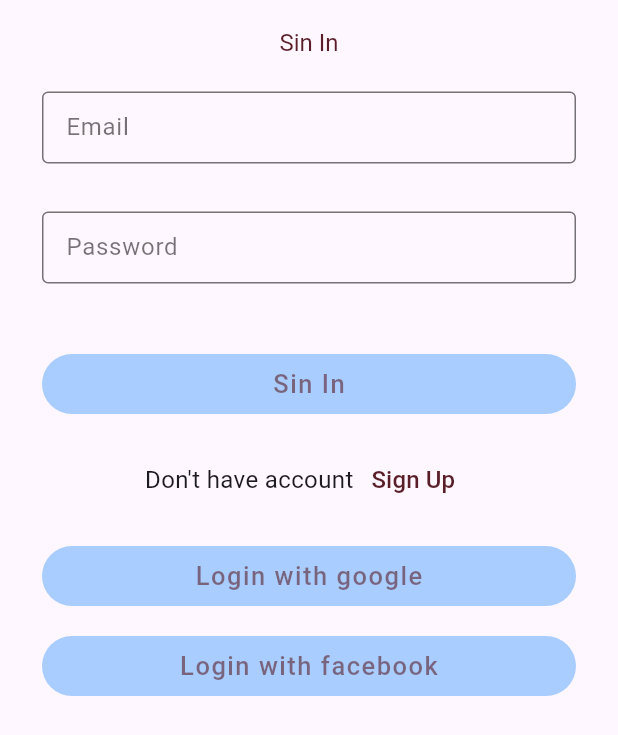
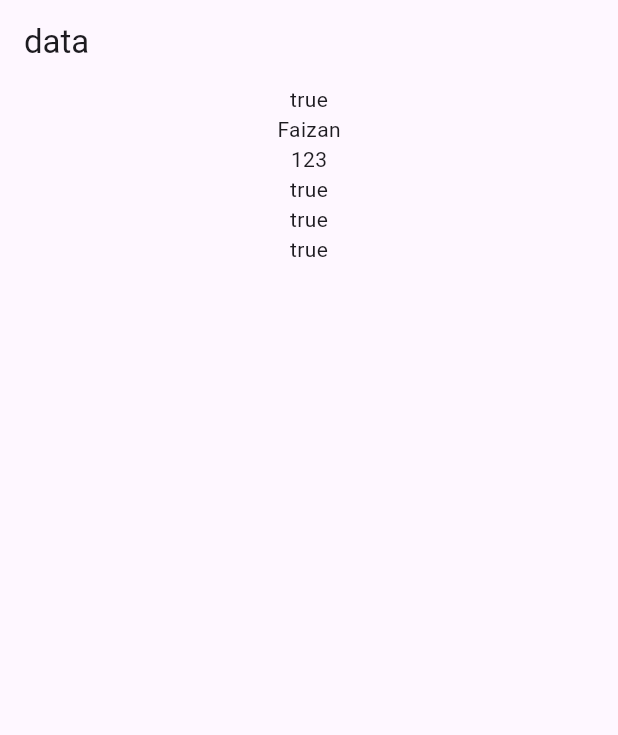
Before and after one commit to Nomankhan65/Fluttrer-Product-Management-App, a Flutter app: the screen it shows after launch, on a phone screen of 412 x 824 dp. Shown: the top 735 px of the screen. Run offline on Flutter 3.47's test engine with Material 3 defaults, Android fonts, the phone set to English and light mode, and no system bars; our stand-ins replace dio, firebase_auth, firebase_core, flutter_local_notifications, freezed_annotation, get and 4 more; missing offline and left inert: flutter_facebook_auth; accounts and stored records are empty; Roboto replaces fonts that are missing (sans).

```diff
--- /dev/null
+++ b/assets/otp.json
@@ -0,0 +1,10 @@
+{
+  "response": {
+    "status": true,
+    "data": {
+      "authResponse": {
+        "otp": 1234
+      }
+    }
+  }
+}
--- /dev/null
+++ b/lib/local_json/network/base_api_services.dart
@@ -0,0 +1,4 @@
+
+abstract class BaseApiServices{
+  Future<dynamic> getApi(String url);
+}
--- /dev/null
+++ b/lib/local_json/network/network_api_services.dart
@@ -0,0 +1,32 @@
+import 'dart:convert';
+
+import 'package:flutter/services.dart';
+import 'package:pruduct_management_app/local_json/network/base_api_services.dart';
+
+class  NetworkApiServices extends BaseApiServices {
+
+  @override
+  Future<Map<String, dynamic>> getApi(String url) async {
+    try {
+      String data = await rootBundle.loadString(url); // Ensure the file exists at the path
+      return json.decode(data) as Map<String, dynamic>;
+    } catch (error) {
+      throw Exception('Error while getting data: $error');
+    }
+  }
+
+
+}
+  // static const _jsonDir = 'assets/json/signin.json';
+  // static const _jsonExtension = '.json';
+  //
+  // Future mockApiCall(String file) async {
+  //   //final resourcePath = _jsonDir + file + _jsonExtension;
+  //   String data = await rootBundle.loadString(_jsonDir);
+  //   final jsonResult = json.decode(data);
+  //   return MainResponse.fromJson(jsonResult);
+  // }
+  //
+  // Future<dynamic> mockApiCallEmptyResponse() async {
+  //   return "";
+  // }
--- /dev/null
+++ b/lib/local_json/view_model/data_view.dart
@@ -0,0 +1,39 @@
+import 'package:flutter/cupertino.dart';
+import 'package:flutter/material.dart';
+import 'package:get/get.dart';
+import 'package:pruduct_management_app/local_json/view_model/data_view_model.dart';
+
+class DataView extends StatelessWidget {
+    DataView({super.key});
+  final data=Get.put(DataViewModel());
+  @override
+  Widget build(BuildContext context) {
+    return Scaffold(
+      appBar:AppBar(title:Text('data'),),
+      body: Obx(() {
+      if (data.isLoading.value) {
+        return CircularProgressIndicator();
+      }
+
+      return ListView.builder(
+        itemCount:data.data.value.length,
+        itemBuilder: (context, index) {
+          final data1=data.data.value[index];
+          return Column(
+            children: [
+              Text(data1.status.toString()),
+              Text(data1.data!.authResponse!.firstName.toString()),
+              Text(data1.data!.ordersResponse!.ordersList[0].customerDetail.customerId.toString()),
+              Text(data1.status.toString()),
+              Text(data1.status.toString()),
+              Text(data1.status.toString()),
+
+            ],
+          );
+        },
+      );
+    })
+    );
+
+  }
+}
--- /dev/null
+++ b/lib/local_json/view_model/data_view_model.dart
@@ -0,0 +1,35 @@
+import 'package:get/get.dart';
+import 'package:pruduct_management_app/local_json/repo/repo.dart';
+import 'package:pruduct_management_app/local_json/response/model.dart';
+
+class DataViewModel extends GetxController {
+  final _repo = Repo();
+  RxBool isLoading = false.obs;
+  final RxList<Model> data = <Model>[].obs;
+
+  @override
+  void onInit() {
+    getData();
+    super.onInit();
+  }
+
+  void getData() async {
+    try {
+      isLoading.value = true;
+      final response = await _repo.getData();
+      print('object');
+      // Ensure response is a list of Model objects
+      if (response != null) {
+        data.value = [response]; // Wrap the single Model in a list if necessary
+      } else {
+        data.value = []; // Handle null response gracefully
+      }
+    } catch (e) {
+      isLoading.value = false;
+      print('Error : ${e.toString()}');
+      Get.snackbar('Error while getting data', e.toString());
+    } finally {
+      isLoading.value = false;
+    }
+  }
+}
--- a/lib/main.dart
+++ b/lib/main.dart
@@ -7,6 +7,7 @@ import 'package:get/get_core/src/get_main.dart';
 import 'package:get/get_navigation/src/root/get_material_app.dart';
 import 'package:hive/hive.dart';
 import 'package:hive_flutter/adapters.dart';
+import 'package:pruduct_management_app/local_json/view_model/data_view.dart';
 import 'package:pruduct_management_app/model/hive_product_model.dart';
 import 'package:pruduct_management_app/view/login_screen.dart';
 import 'package:pruduct_management_app/view/product_screen.dart';
@@ -64,6 +65,6 @@ class MyApp extends StatelessWidget {
           colorScheme: ColorScheme.fromSeed(seedColor: Colors.deepPurple),
           useMaterial3: true,
         ),
-        home: user != null ? HomeScreen() : LoginScreen());
+        home: DataView());//user != null ? HomeScreen() : LoginScreen());
   }
 }
```
Also changed, not shown: assets/signin.json (added, +107 -0 lines), lib/local_json/repo/repo.dart (added, +17 -0 lines), lib/local_json/response/model.dart (added, +104 -0 lines), pubspec.yaml (+9 -4 lines), lib/local_json/response/model.freezed.dart (added), lib/local_json/response/model.g.dart (added), pubspec.lock, 1 other file.
